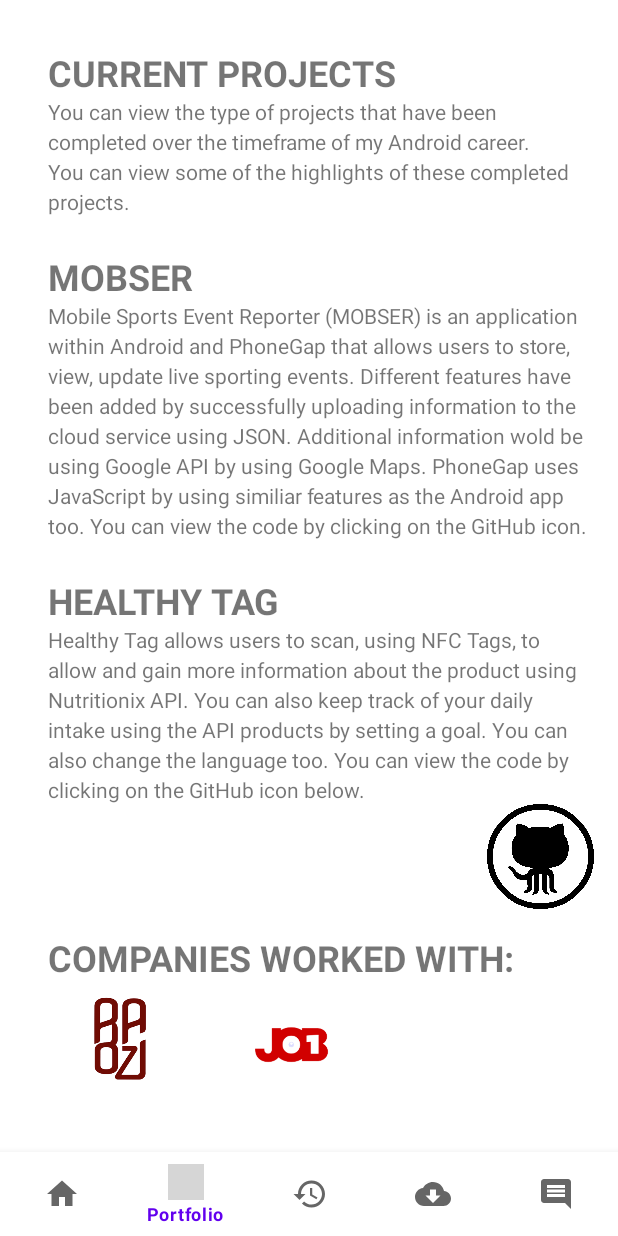
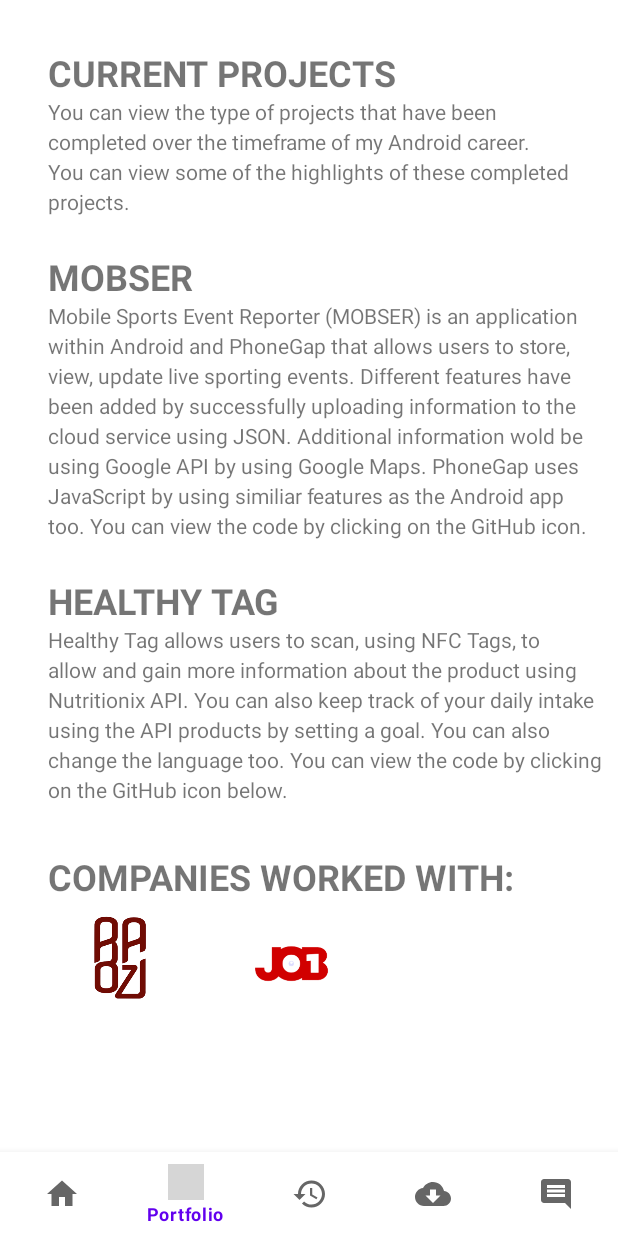
Before and after one commit to usmanb-github/Portfolio_App, an Android app: the screen it shows after launch (MainActivity), item 2 of the bottom bar chosen, on a phone screen of 412 x 824 dp. Run offline under Robolectric (Android 15) with nearby library versions, the phone set to English and light mode, and no system bars; grey boxes are pictures that could not be loaded.

Commit message:
fixed layout for PortfolioFragment

```diff
--- a/app/src/main/res/layout/fragment_portfolio.xml
+++ b/app/src/main/res/layout/fragment_portfolio.xml
@@ -88,8 +88,6 @@
         android:layout_height="wrap_content"
         android:layout_marginStart="32dp"
         android:layout_marginLeft="32dp"
-        android:layout_marginEnd="16dp"
-        android:layout_marginRight="16dp"
         android:lineSpacingExtra="4sp"
         android:text="Healthy Tag allows users to scan, using NFC Tags, to allow and gain more information about the product using Nutritionix API. You can also keep track of your daily intake using the API products by setting a goal. You can also change the language too. You can view the code by clicking on the GitHub icon below."
         app:layout_constraintEnd_toEndOf="parent"
@@ -97,37 +95,19 @@
         app:layout_constraintStart_toStartOf="parent"
         app:layout_constraintTop_toBottomOf="@+id/textView4" />
 
-    <ImageButton
-        android:id="@+id/imageView7"
-        android:layout_width="71dp"
-        android:layout_height="70dp"
-        android:layout_marginStart="291dp"
-        android:layout_marginLeft="291dp"
-        android:layout_marginEnd="16dp"
-        android:layout_marginRight="16dp"
-        android:clickable="true"
-        android:cropToPadding="true"
-        android:longClickable="true"
-        android:scaleType="fitCenter"
-        app:layout_constraintEnd_toEndOf="parent"
-        app:layout_constraintHorizontal_bias="1.0"
-        app:layout_constraintStart_toStartOf="parent"
-        app:layout_constraintTop_toBottomOf="@+id/textView5"
-        android:background="@drawable/github" />
-
     <TextView
         android:id="@+id/textView7"
         android:layout_width="wrap_content"
         android:layout_height="wrap_content"
         android:layout_marginStart="32dp"
         android:layout_marginLeft="32dp"
-        android:layout_marginTop="16dp"
+        android:layout_marginTop="32dp"
         android:text="COMPANIES WORKED WITH:"
         android:textAllCaps="true"
         android:textSize="24sp"
         android:textStyle="bold"
         app:layout_constraintStart_toStartOf="parent"
-        app:layout_constraintTop_toBottomOf="@+id/imageView7" />
+        app:layout_constraintTop_toBottomOf="@+id/textView5" />
 
     <ImageView
         android:id="@+id/imageView9"
--- a/app/src/main/res/menu/bottom_navigation_menu.xml
+++ b/app/src/main/res/menu/bottom_navigation_menu.xml
@@ -25,5 +25,4 @@
         android:enabled="true"
         android:icon="@drawable/ic_baseline_comment_24"
         android:title="Blog"/>
-
 </menu>
```
Also changed, not shown: app/src/main/java/com/example/portfolioapp/CVDownloadFragment.java (+13 -1 lines), app/src/main/java/com/example/portfolioapp/MainActivity.java (+5 -2 lines), app/src/main/java/com/example/portfolioapp/PortfolioFragment.java (+1 -10 lines), 4 other files.
